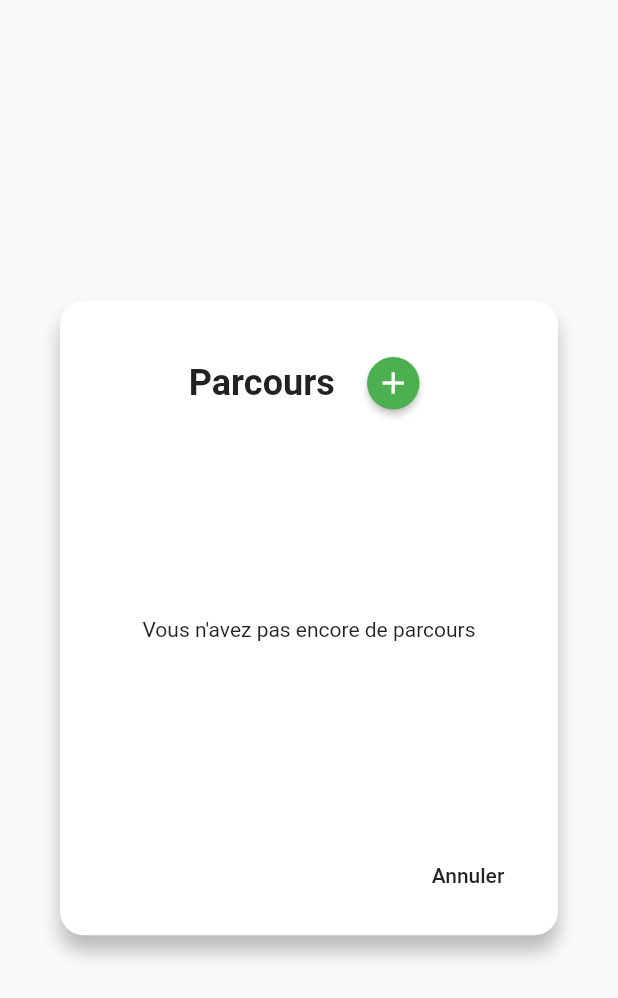
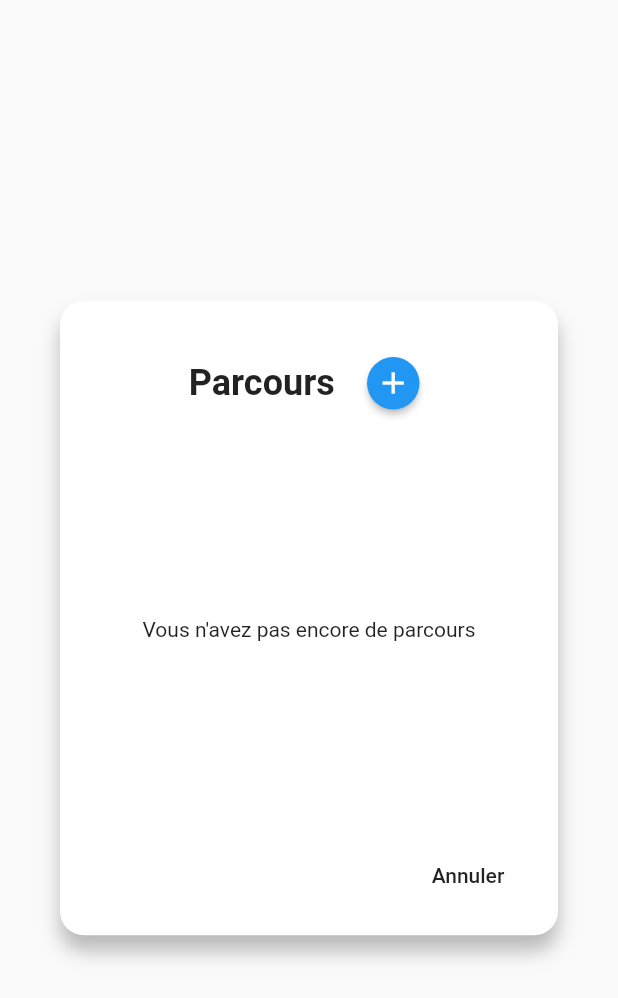
Before and after one commit to NilsRichard/hackathon_fete_de_la_science, a Flutter app: the ParkourChoser widget shown alone on an empty page, opened directly with empty values, on a phone screen of 412 x 824 dp. Shown: the top 998 px of the screen. Run offline on Flutter 3.47's test engine with Material 2 defaults, Android fonts, the phone set to English and light mode, and no system bars; our stand-ins replace cloud_firestore, firebase_auth, firebase_core, flutter_map, fluttertoast, latlong; missing offline and left inert: flutter_map_marker_cluster, flutter_map_marker_popup; accounts and stored records are empty.

```diff
--- a/lib/screens/event_infos_screen.dart
+++ b/lib/screens/event_infos_screen.dart
@@ -201,7 +201,6 @@ class EventInfosScreenState extends State<EventInfosScreen> {
                 buildKeywords(),
               ],
             )),
-        SizedBox(height: 100.0),
       ],
     );
   }
@@ -216,6 +215,7 @@ class EventInfosScreenState extends State<EventInfosScreen> {
       body: ListView(
         children: [
           buildTop(),
+          SizedBox(height: 100.0),
         ],
       ),
       floatingActionButton: ElevatedButton(
@@ -314,37 +314,6 @@ class ParkourChoserState extends State<ParkourChoser> {
         });
   }
 
-  Widget dialog(Widget child) {
-    return Dialog(
-      shape: RoundedRectangleBorder(
-        borderRadius: BorderRadius.circular(16),
-      ),
-      elevation: 0.0,
-      backgroundColor: Colors.transparent,
-      child: Container(
-        padding: EdgeInsets.only(
-          top: Consts.padding + 15,
-          bottom: Consts.padding,
-          left: Consts.padding,
-          right: Consts.padding,
-        ),
-        decoration: new BoxDecoration(
-          color: Colors.white,
-          shape: BoxShape.rectangle,
-          borderRadius: BorderRadius.circular(Consts.padding),
-          boxShadow: [
-            BoxShadow(
-              color: Colors.black26,
-              blurRadius: 10.0,
-              offset: const Offset(0.0, 10.0),
-            ),
-          ],
-        ),
-        child: child,
-      ),
-    );
-  }
-
   updateName(String parkourId) {
     showDialog(
         child: dialog(
@@ -388,7 +357,7 @@ class ParkourChoserState extends State<ParkourChoser> {
               ),
               SizedBox(width: 15.0),
               RawMaterialButton(
-                fillColor: Colors.green,
+                fillColor: Colors.blue,
                 shape: CircleBorder(),
                 constraints: BoxConstraints.tightFor(
                   width: 35.0,
@@ -437,9 +406,3 @@ class ParkourChoserState extends State<ParkourChoser> {
     );
   }
 }
-
-class Consts {
-  Consts._();
-
-  static const double padding = 16.0;
-}
--- a/lib/utilities/constants.dart
+++ b/lib/utilities/constants.dart
@@ -32,3 +32,34 @@ final double normalFontSize = 14;
 final double title1FontSize = 25;
 final double title2FontSize = 16;
 final double simplePadding = 16.0;
+
+Widget dialog(Widget child) {
+  return Dialog(
+    shape: RoundedRectangleBorder(
+      borderRadius: BorderRadius.circular(16),
+    ),
+    elevation: 0.0,
+    backgroundColor: Colors.transparent,
+    child: Container(
+      padding: EdgeInsets.only(
+        top: simplePadding + 15,
+        bottom: simplePadding,
+        left: simplePadding,
+        right: simplePadding,
+      ),
+      decoration: new BoxDecoration(
+        color: Colors.white,
+        shape: BoxShape.rectangle,
+        borderRadius: BorderRadius.circular(simplePadding),
+        boxShadow: [
+          BoxShadow(
+            color: Colors.black26,
+            blurRadius: 10.0,
+            offset: const Offset(0.0, 10.0),
+          ),
+        ],
+      ),
+      child: child,
+    ),
+  );
+}
```
Also changed, not shown: lib/screens/event_home_page.dart (+6 -6 lines), lib/screens/parkour_infos_screen.dart (+87 -9 lines), lib/screens/parkours_page.dart (+27 -11 lines), lib/utilities/database.dart (+10 -6 lines).
